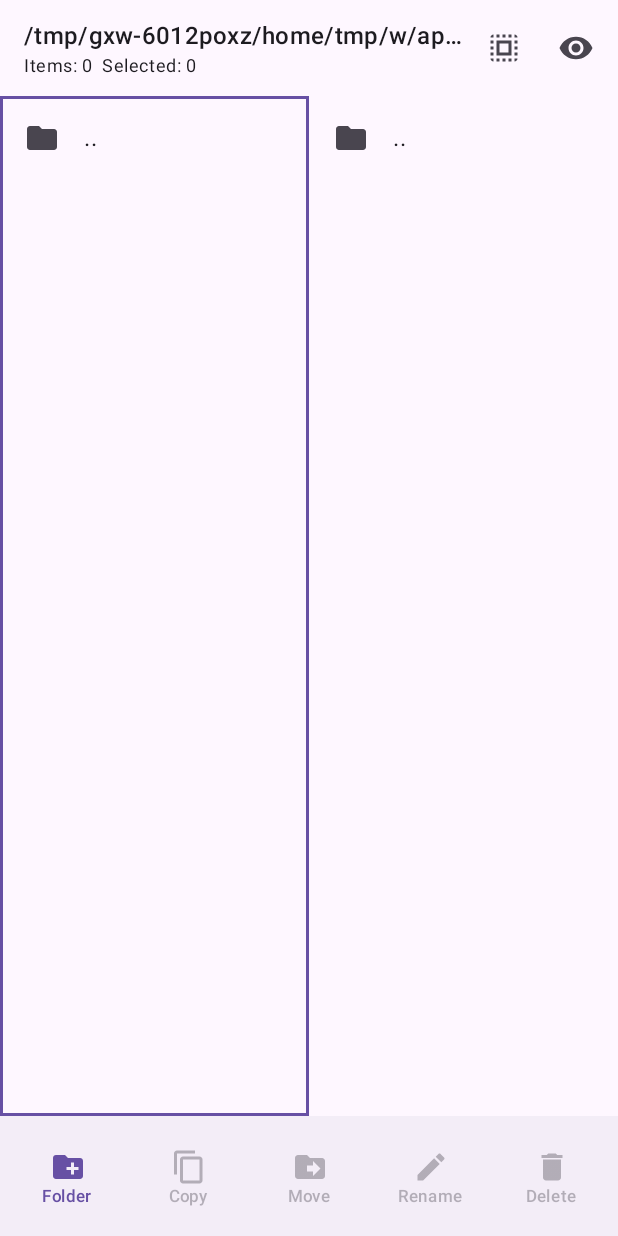
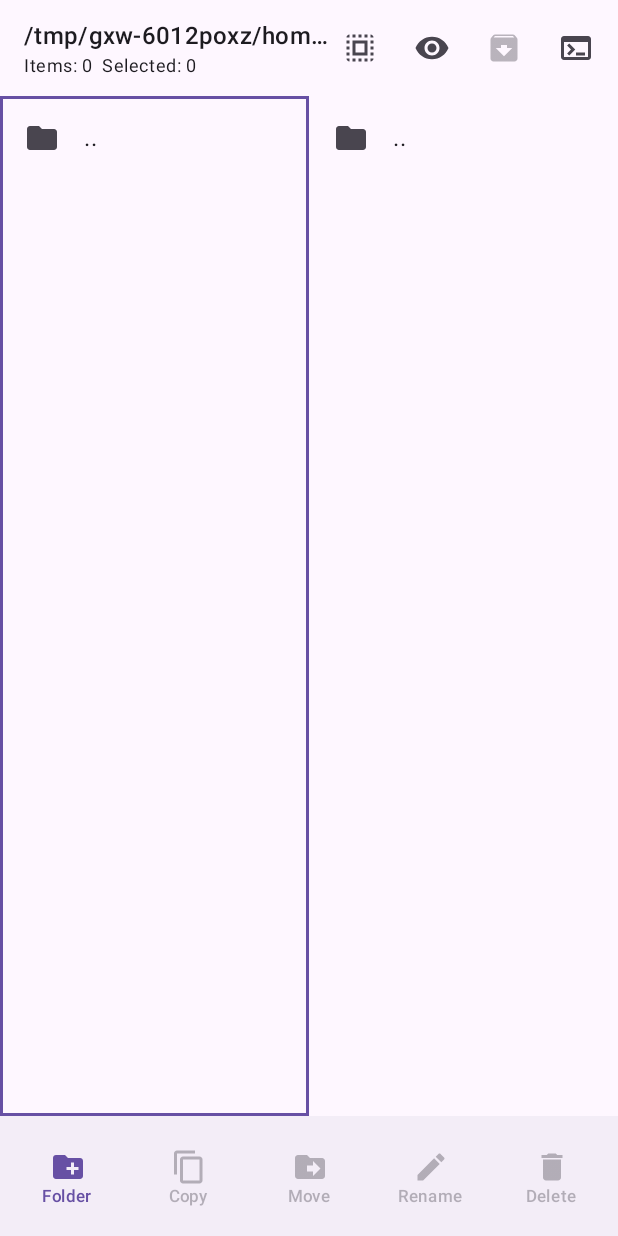
Before and after one commit to Kamlesh-teck/File-manager, an Android app built with Jetpack Compose: the composable FileManagerScreen shown on its own in the app's theme, on a phone screen of 412 x 824 dp. Run offline under Robolectric (Android 15) with nearby library versions, the phone set to English and light mode, and no system bars; 1 statement that could not run was skipped.

Commit message:
Implement zip functionality and terminal launch
Added coroutine support for zipping selected items and launching TerminalActivity.

```diff
--- a/app/src/main/java/com/example/filemanager/MainActivity.kt
+++ b/app/src/main/java/com/example/filemanager/MainActivity.kt
@@ -30,6 +30,7 @@ import androidx.compose.ui.text.style.TextOverflow
 import androidx.compose.ui.unit.dp
 import androidx.core.content.ContextCompat
 import java.io.File
+import kotlinx.coroutines.launch
 import java.text.SimpleDateFormat
 import java.util.*
 
@@ -107,6 +108,8 @@ fun PermissionScreen(onGrant: () -> Unit) {
 fun FileManagerScreen(vm: FileManagerViewModel) {
     val snackbar = remember { SnackbarHostState() }
     var dialog by remember { mutableStateOf<String?>(null) } // "rename" | "folder" | "delete"
+    val context = LocalContext.current
+    val scope = rememberCoroutineScope()
 
     LaunchedEffect(vm.message) {
         vm.message?.let { snackbar.showSnackbar(it); vm.message = null }
@@ -130,6 +133,27 @@ fun FileManagerScreen(vm: FileManagerViewModel) {
                 actions = {
                     IconButton(onClick = { vm.selectAll() }) { Icon(Icons.Default.SelectAll, "Select all") }
                     IconButton(onClick = { vm.toggleHidden() }) { Icon(Icons.Default.Visibility, "Hidden") }
+                    IconButton(
+                        onClick = {
+                            val items = active.selected.map { File(it) }
+                            val dir = active.path
+                            scope.launch {
+                                val r = zipSelectedItems(dir, items)
+                                vm.message = r.fold(
+                                    { "Zip ban gaya: ${it.name}" },
+                                    { "Zip nahi bana: ${it.message}" }
+                                )
+                                vm.refreshAll()
+                            }
+                        },
+                        enabled = count > 0
+                    ) { Icon(Icons.Default.Archive, "Zip") }
+                    IconButton(onClick = {
+                        context.startActivity(
+                            Intent(context, TerminalActivity::class.java)
+                                .putExtra("path", active.path.absolutePath)
+                        )
+                    }) { Icon(Icons.Default.Terminal, "Terminal") }
                 }
             )
         },
```
